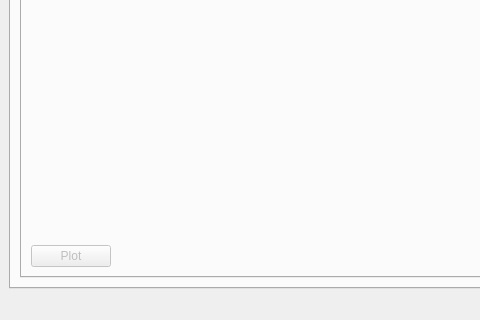
The window that main.ui (IUPBAuf/IUP-Regression-Model) describes before a commit, drawn with Qt 5; both pictures show x 0 to 480 and y 562 to 882 of the 645 by 882 pixel window.
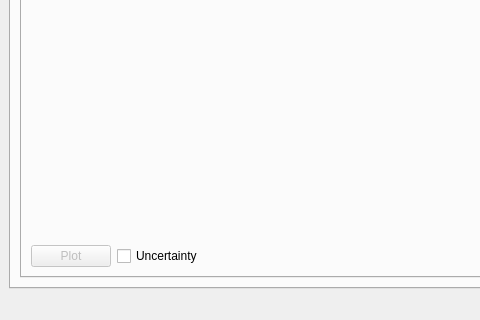
The same window after the commit. The open tabs and pages were chosen to show the change.

Commit message:
Contour Plot fine tuning
Changed the plotting routine slightly so the figure looks better with some added features.

What changed in the file:
```diff
--- a/main.ui
+++ b/main.ui
@@ -1009,6 +1009,13 @@
                  </property>
                 </widget>
                </item>
+               <item>
+                <widget class="QCheckBox" name="con_uncertainty">
+                 <property name="text">
+                  <string>Uncertainty</string>
+                 </property>
+                </widget>
+               </item>
                <item>
                 <spacer name="horizontalSpacer_3">
                  <property name="orientation">
```
The commit also changes 1 other file.
